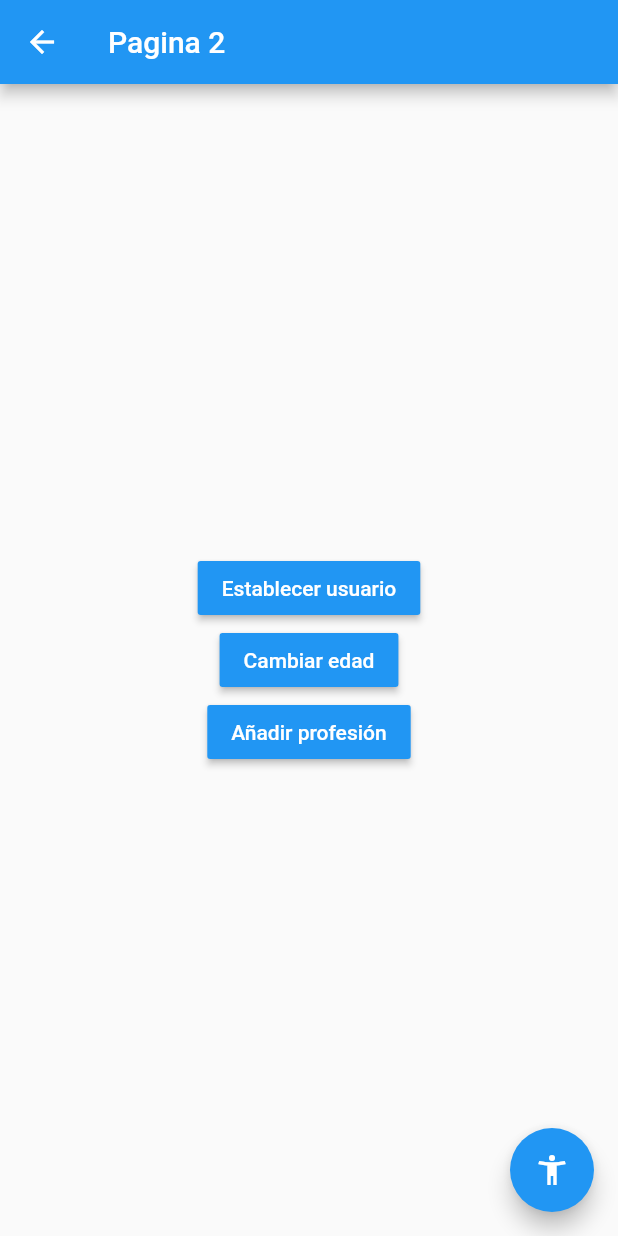
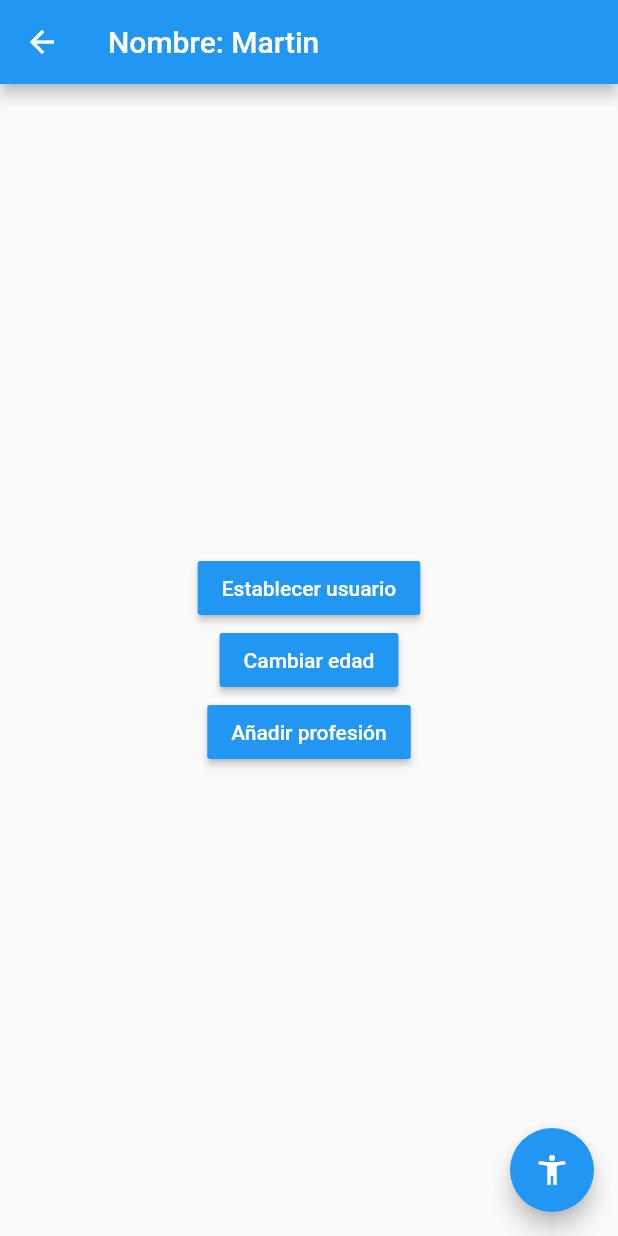
Before and after one commit to martynvalenz/flutter-state-manager, a Flutter app: the Pagina2Page screen opened by its route, after a tap on "Establecer usuario", on a phone screen of 412 x 824 dp. Run offline on Flutter 3.47's test engine with Material 2 defaults, Android fonts, the phone set to English and light mode, and no system bars.

Commit message:
End of singleton

```diff
--- a/lib/models/usuario.dart
+++ b/lib/models/usuario.dart
@@ -0,0 +1,11 @@
+import 'package:meta/meta.dart';
+
+class Usuario {
+  String nombre;
+  int edad;
+  List<String> profesiones;
+
+  Usuario({@required this.nombre, @required this.edad, this.profesiones})
+  : assert(nombre != null),
+  assert(edad != null);
+}
--- a/lib/pages/pagina1.dart
+++ b/lib/pages/pagina1.dart
@@ -1,3 +1,5 @@
+import 'package:estados/models/usuario.dart';
+import 'package:estados/services/usuario_service.dart';
 import 'package:flutter/material.dart';
 
 
@@ -9,7 +11,14 @@ class Pagina1Page extends StatelessWidget {
       appBar:AppBar(
         title: Text('Pagina 1'),
       ),
-      body: InformacionUsuario(),
+      body: StreamBuilder(
+        stream: usuarioService.usuarioStream,
+        builder: (BuildContext context, AsyncSnapshot<Usuario> snapshot){
+          return snapshot.hasData
+          ? InformacionUsuario(snapshot.data)
+          : Center(child:Text('No hay información del usuario'));
+        },
+      ),
       floatingActionButton: FloatingActionButton(
         child:Icon(Icons.accessibility_new_rounded),
         onPressed: () => Navigator.pushNamed(context,'pagina2'),
@@ -19,6 +28,9 @@ class Pagina1Page extends StatelessWidget {
 }
 
 class InformacionUsuario extends StatelessWidget {
+  final Usuario usuario;
+
+  const InformacionUsuario(this.usuario);
   @override
   Widget build(BuildContext context) {
     return Container(
@@ -30,8 +42,9 @@ class InformacionUsuario extends StatelessWidget {
         children:[
           Text('General', style:TextStyle(fontSize: 18, fontWeight: FontWeight.bold)),
           Divider(),
-          ListTile(title:Text('Nombre: ')),
-          ListTile(title:Text('Edad: ')),
+          ListTile(title:Text('Nombre: ${this.usuario.nombre}')),
+          ListTile(title:Text('Edad: ${this.usuario.edad}')),
+          SizedBox(height: 15),
           Text('Profesiones', style:TextStyle(fontSize: 18, fontWeight:FontWeight.bold)),
           Divider(),
           ListTile(title:Text('Profesión 1')),
--- a/lib/pages/pagina2.dart
+++ b/lib/pages/pagina2.dart
@@ -1,5 +1,6 @@
+import 'package:estados/models/usuario.dart';
+import 'package:estados/services/usuario_service.dart';
 import 'package:flutter/material.dart';
-
 
 class Pagina2Page extends StatelessWidget {
 
@@ -7,7 +8,14 @@ class Pagina2Page extends StatelessWidget {
   Widget build(BuildContext context) {
     return Scaffold(
       appBar:AppBar(
-        title: Text('Pagina 2'),
+        title: StreamBuilder(
+          stream: usuarioService.usuarioStream,
+          builder: (BuildContext context, AsyncSnapshot<Usuario> snapshot){
+            return snapshot.hasData
+              ? Text('Nombre: ${snapshot.data.nombre}')
+              : Text('Persona X');
+          },
+        ),
       ),
       body: Center(
         child: Column(
@@ -16,12 +24,17 @@ class Pagina2Page extends StatelessWidget {
             MaterialButton(
               child:Text('Establecer usuario', style:TextStyle(color:Colors.white)),
               color:Colors.blue,
-              onPressed:(){}
+              onPressed:(){
+                final nuevoUsuario = new Usuario(nombre:'Martin',edad:33);
+                usuarioService.cargarUsuario(nuevoUsuario);
+              }
             ),
             MaterialButton(
               child:Text('Cambiar edad', style:TextStyle(color:Colors.white)),
               color:Colors.blue,
-              onPressed:(){}
+              onPressed:(){
+                usuarioService.cambiarEdad(30);
+              }
             ),
             MaterialButton(
               child:Text('Añadir profesión', style:TextStyle(color:Colors.white)),
--- /dev/null
+++ b/lib/services/usuario_service.dart
@@ -0,0 +1,28 @@
+import 'dart:async';
+
+import 'package:estados/models/usuario.dart';
+
+class _UsuarioService {
+  Usuario _usuario;
+  StreamController<Usuario> _usuarioStreamController = new StreamController<Usuario>.broadcast();
+
+  Usuario get usuario => this._usuario;
+  bool get existeUsuario => (this._usuario != null) ? true : false;
+  Stream<Usuario> get usuarioStream => _usuarioStreamController.stream;
+
+  void cargarUsuario(Usuario user){
+    this._usuario = user;
+    _usuarioStreamController.add(user);
+  }
+
+  void cambiarEdad(int edad){
+    this._usuario.edad = edad;
+    _usuarioStreamController.add(this._usuario);
+  }
+
+  dispose(){
+    _usuarioStreamController?.close();
+  }
+}
+
+final usuarioService = new _UsuarioService();
```
